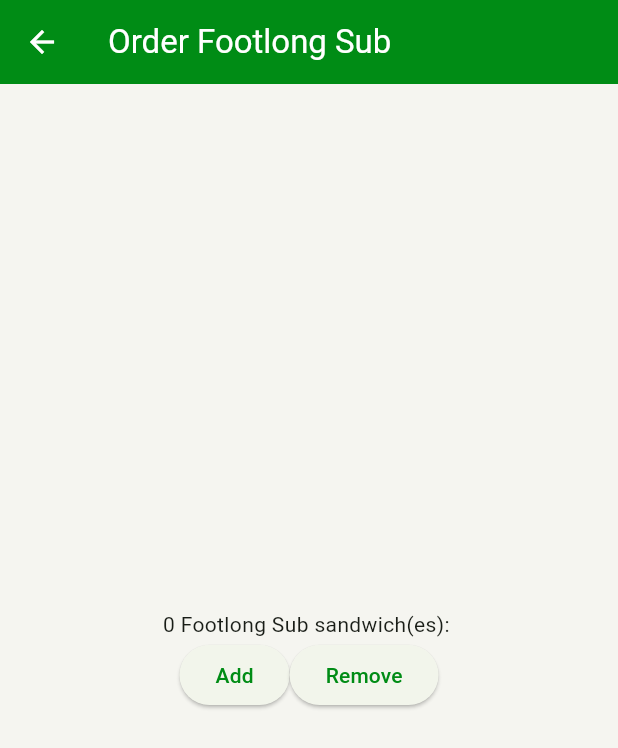
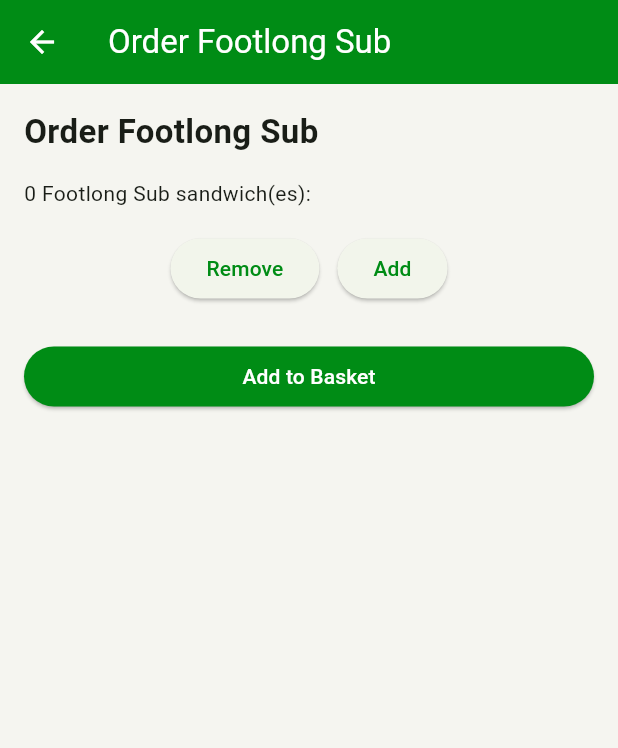
Before and after one commit to Aaron-1235/flutter_application_1, a Flutter app: the screen it shows after launch, after a tap on "Order", on a phone screen of 412 x 824 dp. Shown: the top 748 px of the screen. Run offline on Flutter 3.47's test engine with Material 3 defaults, Android fonts, the phone set to English and light mode, and no system bars.

Commit message:
Build the order screen

```diff
--- a/lib/screens/order_screen.dart
+++ b/lib/screens/order_screen.dart
@@ -1,5 +1,10 @@
 import 'package:flutter/material.dart';
 import 'package:flutter_application_1/models/sandwich.dart';
+import 'package:flutter_application_1/constants.dart';
+import 'package:flutter_application_1/widgets/basket_button.dart';
+import 'package:flutter_application_1/models/cart_item.dart';
+import 'package:flutter_application_1/repositories/cart_repository.dart';
+import 'package:flutter_application_1/widgets/primary_button.dart';
 
 class OrderItemDisplay extends StatelessWidget {
   final String itemType;
@@ -27,6 +32,25 @@ class OrderScreen extends StatefulWidget {
 
 class _OrderScreenState extends State<OrderScreen> {
   int _quantity = 0;
+  String _confirmationMessage = '';
+
+  void _addToBasket() {
+    if (_quantity > 0) {
+      final CartItem item = CartItem(
+        sandwich: widget.sandwich,
+        quantity: _quantity,
+      );
+      CartRepository.instance.addItem(item);
+      setState(() {
+        _confirmationMessage =
+            'Added $_quantity ${widget.sandwich.name} to basket';
+      });
+    } else {
+      setState(() {
+        _confirmationMessage = 'Please select at least 1 sandwich';
+      });
+    }
+  }
 
   void _increaseQuantity() {
     if (_quantity < widget.maxQuantity) {
@@ -44,23 +68,44 @@ class _OrderScreenState extends State<OrderScreen> {
   Widget build(BuildContext context) {
     return Scaffold(
       appBar: AppBar(title: Text('Order ${widget.sandwich.name}')),
-      body: Center(
+      body: SingleChildScrollView(
+        padding: const EdgeInsets.all(16.0),
         child: Column(
-          mainAxisAlignment: MainAxisAlignment.center,
-          children: <Widget>[
+          crossAxisAlignment: CrossAxisAlignment.start,
+          children: [
+            Text(
+              'Order ${widget.sandwich.name}',
+              style: const TextStyle(fontSize: 22, fontWeight: FontWeight.bold),
+            ),
+            const SizedBox(height: 16),
             OrderItemDisplay(_quantity, widget.sandwich.name),
+            const SizedBox(height: 16),
             Row(
               mainAxisAlignment: MainAxisAlignment.center,
               children: [
                 ElevatedButton(
+                  onPressed: _decreaseQuantity,
+                  child: const Text('Remove'),
+                ),
+                const SizedBox(width: 12),
+                ElevatedButton(
                   onPressed: _increaseQuantity,
                   child: const Text('Add'),
                 ),
-                ElevatedButton(
-                  onPressed: _decreaseQuantity,
-                  child: const Text('Remove'),
-                ),
               ],
+            ),
+            const SizedBox(height: 24),
+            SizedBox(
+              width: double.infinity,
+              child: PrimaryButton(
+                label: 'Add to Basket',
+                onPressed: _addToBasket,
+              ),
+            ),
+            const SizedBox(height: 12),
+            Text(
+              _confirmationMessage,
+              style: const TextStyle(fontWeight: FontWeight.bold),
             ),
           ],
         ),
```
